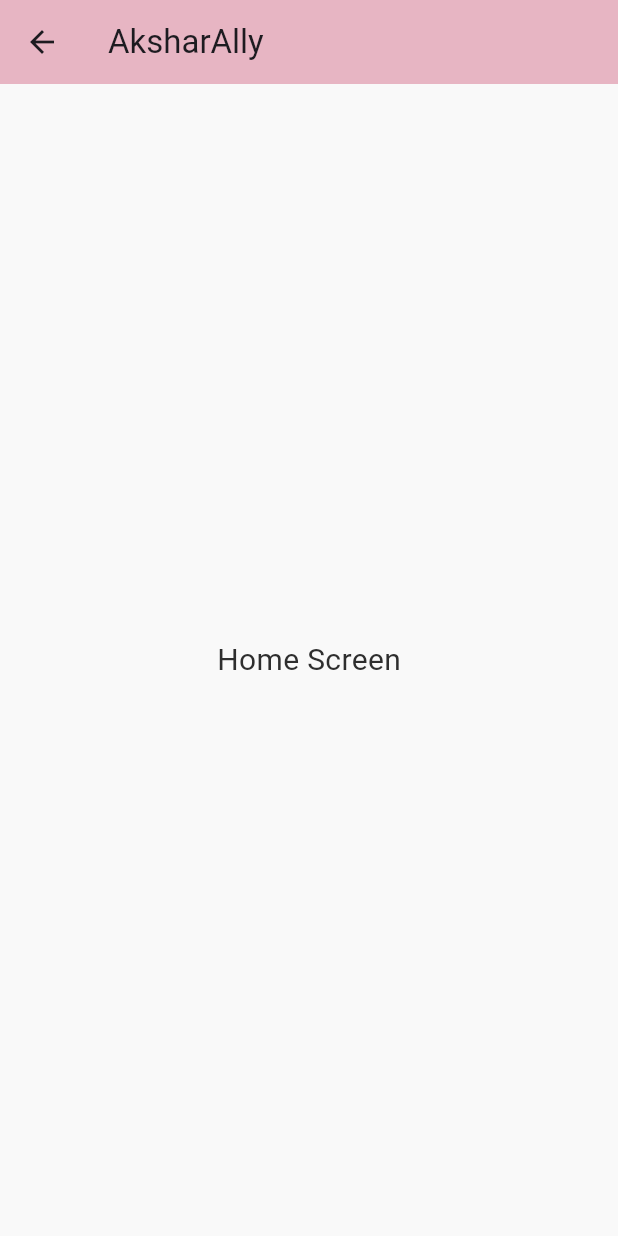
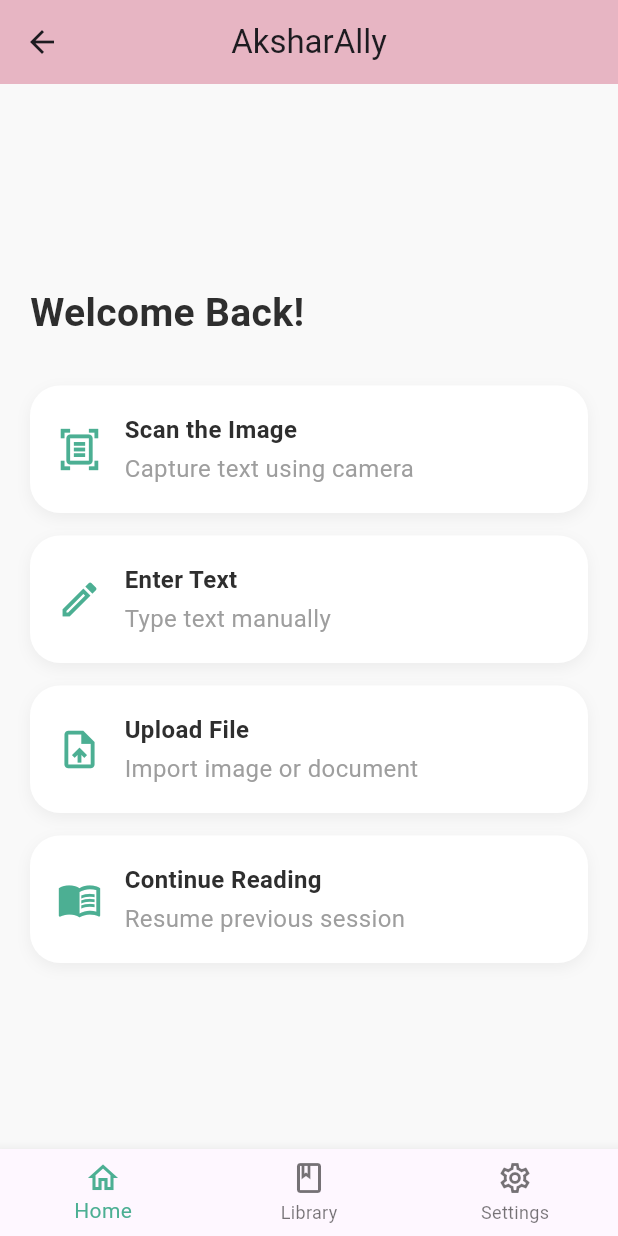
Before and after one commit to diya0607/aksharally, a Flutter app: the HomeScreen screen opened by its route, on a phone screen of 412 x 824 dp. Run offline on Flutter 3.47's test engine with Material 3 defaults, Android fonts, the light colour scheme and no system bars; our stand-ins replace image_picker.

Commit message:
Implemented bottom navigation screen switching & added library nd settings page

```diff
--- a/aksharally_ui/lib/screens/home_screen.dart
+++ b/aksharally_ui/lib/screens/home_screen.dart
@@ -1,21 +1,190 @@
 import 'package:flutter/material.dart';
 import '../theme/app_theme.dart';
+import 'reader_screen.dart';
+import 'library_screen.dart';
+import 'settings_screen.dart';
 
-class HomeScreen extends StatelessWidget {
+class HomeScreen extends StatefulWidget {
   const HomeScreen({super.key});
+
+  @override
+  State<HomeScreen> createState() => _HomeScreenState();
+}
+
+class _HomeScreenState extends State<HomeScreen> {
+  int currentIndex = 0;
 
   @override
   Widget build(BuildContext context) {
     return Scaffold(
       backgroundColor: AppTheme.background,
+
       appBar: AppBar(
         backgroundColor: AppTheme.primaryPink,
+        elevation: 0,
         title: const Text("AksharAlly"),
+        centerTitle: true,
       ),
-      body: const Center(
-        child: Text(
-          "Home Screen",
-          style: TextStyle(fontSize: 20),
+
+      body: Center(
+        child: ConstrainedBox(
+          constraints: const BoxConstraints(maxWidth: 420),
+          child: SingleChildScrollView(
+            child: Padding(
+              padding: const EdgeInsets.all(20),
+              child: _getScreenForIndex(context),
+            ),
+          ),
+        ),
+      ),
+
+      bottomNavigationBar: BottomNavigationBar(
+        currentIndex: currentIndex,
+        selectedItemColor: AppTheme.primaryGreen,
+        onTap: (index) {
+          setState(() {
+            currentIndex = index;
+          });
+        },
+        items: const [
+          BottomNavigationBarItem(
+            icon: Icon(Icons.home_outlined),
+            label: "Home",
+          ),
+          BottomNavigationBarItem(
+            icon: Icon(Icons.book_outlined),
+            label: "Library",
+          ),
+          BottomNavigationBarItem(
+            icon: Icon(Icons.settings_outlined),
+            label: "Settings",
+          ),
+        ],
+      ),
+    );
+  }
+
+  /// SCREEN SWITCHING LOGIC
+  Widget _getScreenForIndex(BuildContext context) {
+    switch (currentIndex) {
+      case 0:
+        return _buildHomeContent(context);
+      case 1:
+        return const LibraryScreen();
+      case 2:
+        return const SettingsScreen();
+      default:
+        return _buildHomeContent(context);
+    }
+  }
+
+  /// HOME DASHBOARD UI
+  Widget _buildHomeContent(BuildContext context) {
+    return Column(
+      crossAxisAlignment: CrossAxisAlignment.start,
+      children: [
+        const SizedBox(height: 10),
+
+        Text(
+          "Welcome Back!",
+          style: AppTheme.headingStyle,
+        ),
+
+        const SizedBox(height: 30),
+
+        _actionCard(
+          context,
+          icon: Icons.document_scanner_outlined,
+          title: "Scan the Image",
+          subtitle: "Capture text using camera",
+          onTap: () {
+            Navigator.push(
+              context,
+              MaterialPageRoute(
+                builder: (_) => const ReaderScreen(),
+              ),
+            );
+          },
+        ),
+
+        const SizedBox(height: 15),
+
+        _actionCard(
+          context,
+          icon: Icons.edit_outlined,
+          title: "Enter Text",
+          subtitle: "Type text manually",
+          onTap: () {},
+        ),
+
+        const SizedBox(height: 15),
+
+        _actionCard(
+          context,
+          icon: Icons.upload_file_outlined,
+          title: "Upload File",
+          subtitle: "Import image or document",
+          onTap: () {},
+        ),
+
+        const SizedBox(height: 15),
+
+        _actionCard(
+          context,
+          icon: Icons.menu_book_outlined,
+          title: "Continue Reading",
+          subtitle: "Resume previous session",
+          onTap: () {},
+        ),
+      ],
+    );
+  }
+
+  Widget _actionCard(
+    BuildContext context, {
+    required IconData icon,
+    required String title,
+    required String subtitle,
+    required VoidCallback onTap,
+  }) {
+    return InkWell(
+      borderRadius: BorderRadius.circular(20),
+      onTap: onTap,
+      child: Container(
+        padding: const EdgeInsets.all(18),
+        decoration: BoxDecoration(
+          color: Colors.white,
+          borderRadius: BorderRadius.circular(20),
+          boxShadow: [
+            BoxShadow(
+              color: Colors.black.withOpacity(0.05),
+              blurRadius: 8,
+              offset: const Offset(0, 3),
+            ),
+          ],
+        ),
+        child: Row(
+          children: [
+            Icon(icon, size: 30, color: AppTheme.primaryGreen),
+            const SizedBox(width: 15),
+            Column(
+              crossAxisAlignment: CrossAxisAlignment.start,
+              children: [
+                Text(
+                  title,
+                  style: const TextStyle(
+                    fontSize: 16,
+                    fontWeight: FontWeight.w600,
+                  ),
+                ),
+                const SizedBox(height: 3),
+                Text(
+                  subtitle,
+                  style: const TextStyle(color: Colors.grey),
+                ),
+              ],
+            )
+          ],
         ),
       ),
     );
--- /dev/null
+++ b/aksharally_ui/lib/screens/library_screen.dart
@@ -0,0 +1,15 @@
+import 'package:flutter/material.dart';
+
+class LibraryScreen extends StatelessWidget {
+  const LibraryScreen({super.key});
+
+  @override
+  Widget build(BuildContext context) {
+    return const Center(
+      child: Text(
+        "Library Screen (Coming Soon)",
+        style: TextStyle(fontSize: 18),
+      ),
+    );
+  }
+}
--- /dev/null
+++ b/aksharally_ui/lib/screens/settings_screen.dart
@@ -0,0 +1,15 @@
+import 'package:flutter/material.dart';
+
+class SettingsScreen extends StatelessWidget {
+  const SettingsScreen({super.key});
+
+  @override
+  Widget build(BuildContext context) {
+    return const Center(
+      child: Text(
+        "Settings Screen (Coming Soon)",
+        style: TextStyle(fontSize: 18),
+      ),
+    );
+  }
+}
```
